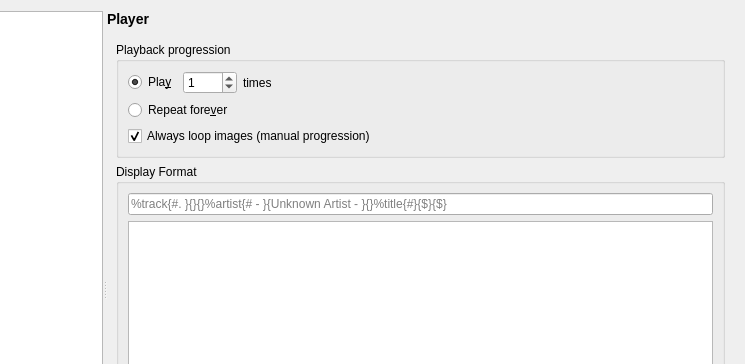
mpc-qt/mpc-qt, file settingswindow.ui: the form before one commit; both pictures show x 151 to 896 and y 0 to 364 of the 896 by 605 pixel window.
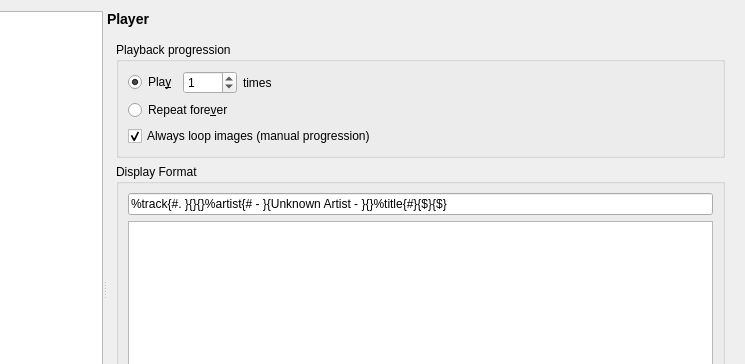
The form after the commit. The open tabs and pages were chosen to show the change.

Commit message:
Add the default playlist format string in editable form
This makes it easier to edit for the user than just a placeholder text.

What changed in the file:
```diff
--- a/settingswindow.ui
+++ b/settingswindow.ui
@@ -5645,7 +5645,7 @@
               <item>
                <widget class="QLineEdit" name="playlistFormat">
                 <property name="text">
-                 <string/>
+                 <string notr="true">%track{#. }{}{}%artist{# - }{Unknown Artist - }{}%title{#}{$}{$}</string>
                 </property>
                 <property name="placeholderText">
                  <string notr="true">%track{#. }{}{}%artist{# - }{Unknown Artist - }{}%title{#}{$}{$}</string>
```
